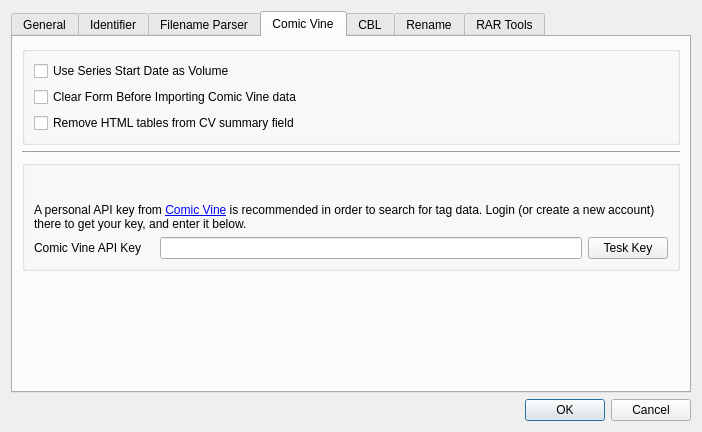
comictagger/comictagger, file comictaggerlib/ui/settingswindow.ui: the form before one commit.
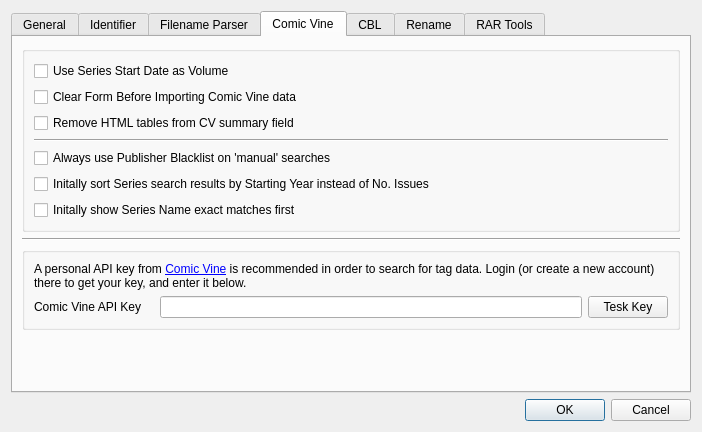
The form after the commit. The open tabs and pages were chosen to show the change.

Commit message: added ui elements for new search settings

Diff of the .ui file:
```diff
--- a/comictaggerlib/ui/settingswindow.ui
+++ b/comictaggerlib/ui/settingswindow.ui
@@ -263,6 +263,40 @@
                 </property>
                </widget>
               </item>
+             <item>
+              <widget class="Line" name="line_4">
+               <property name="sizePolicy">
+                <sizepolicy hsizetype="Expanding" vsizetype="Fixed">
+                 <horstretch>0</horstretch>
+                 <verstretch>0</verstretch>
+                </sizepolicy>
+               </property>
+               <property name="orientation">
+                <enum>Qt::Horizontal</enum>
+              </property>
+            </widget>
+            </item>
+              <item>
+               <widget class="QCheckBox" name="cbxUseBlackFilter">
+                <property name="text">
+                 <string>Always use Publisher Blacklist on 'manual' searches</string>
+                </property>
+               </widget>
+              </item>
+              <item>
+               <widget class="QCheckBox" name="cbxSortByYear">
+                <property name="text">
+                 <string>Initally sort Series search results by Starting Year instead of No. Issues</string>
+                </property>
+               </widget>
+              </item>
+              <item>
+               <widget class="QCheckBox" name="cbxExactMatches">
+                <property name="text">
+                 <string>Initally show Series Name exact matches first</string>
+                </property>
+               </widget>
+              </item>
              </layout>
             </item>
            </layout>
```
The commit also changes 4 other files.
